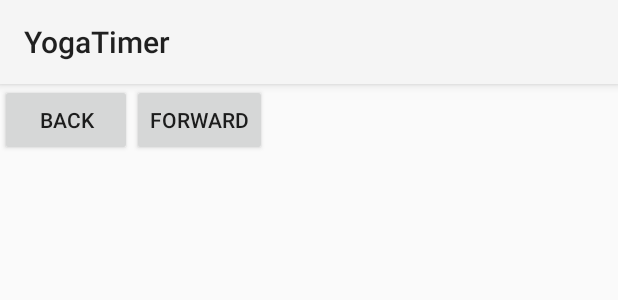
After one commit to gngable/YogaTimer, an Android app: the layout activity_edit_session.xml on its own in the app's theme, with its tools: preview values and no code run, on a phone screen of 412 x 824 dp. The commit adds this screen. Shown: the top 300 px of the screen. Run offline under Robolectric (Android 15) with nearby library versions, the phone set to English and light mode, and no system bars.

Commit message:
worked on the edit session activity

```diff
--- a/YogaTimer/app/src/main/AndroidManifest.xml
+++ b/YogaTimer/app/src/main/AndroidManifest.xml
@@ -25,6 +25,9 @@
                 <category android:name="android.intent.category.LAUNCHER" />
             </intent-filter>
 		</activity>
+		<activity
+			android:name=".EditSessionActivity">
+		</activity>
     </application>
 
 </manifest>
--- a/YogaTimer/app/src/main/java/com/mercangelsoftware/yogatimer/SessionsActivity.java
+++ b/YogaTimer/app/src/main/java/com/mercangelsoftware/yogatimer/SessionsActivity.java
@@ -180,6 +180,8 @@ public class SessionsActivity extends Activity implements SingleLineDialog.Singl
 		for (int i = 0; i < vg.getChildCount(); i++){
 			if (vg.getChildAt(i) instanceof TextView && !(vg.getChildAt(i) instanceof Button)){
 				InfoPop(((TextView)vg.getChildAt(i)).getText().toString());
+				Intent intent = new Intent(this, EditSessionActivity.class);
+				startActivity(intent);
 			}
 		}
 	}
--- /dev/null
+++ b/YogaTimer/app/src/main/res/layout/activity_edit_session.xml
@@ -0,0 +1,25 @@
+<LinearLayout xmlns:android="http://schemas.android.com/apk/res/android"
+    android:layout_width="match_parent"
+    android:layout_height="match_parent"
+    android:orientation="vertical">
+
+	<LinearLayout xmlns:android="http://schemas.android.com/apk/res/android"
+		android:layout_width="match_parent"
+		android:layout_height="wrap_content"
+		android:orientation="horizontal">
+
+		<Button
+			android:layout_width="wrap_content"
+			android:layout_height="wrap_content"
+			android:onClick="backClick"
+			android:text="back"
+		/>
+
+		<Button
+			android:layout_width="wrap_content"
+			android:layout_height="wrap_content"
+			android:onClick="forwardClick"
+			android:text="forward"
+		/>
+	</LinearLayout>
+</LinearLayout>
--- a/YogaTimer/app/src/main/res/layout/list_item_session.xml
+++ b/YogaTimer/app/src/main/res/layout/list_item_session.xml
@@ -1,12 +1,13 @@
 <LinearLayout xmlns:android="http://schemas.android.com/apk/res/android"
-    android:layout_width="wrap_content"
-    android:layout_height="match_parent"
+    android:layout_width="match_parent"
+    android:layout_height="wrap_content"
     android:orientation="horizontal">
 
 	<Button
 		android:id="@+id/list_item_sessionEditButton"
 		android:layout_width="wrap_content"
 		android:layout_height="wrap_content"
+		android:onClick="editClick"
 		android:text="Edit"
 	/>
 
```
Also changed, not shown: YogaTimer/app/src/main/java/com/mercangelsoftware/yogatimer/EditSessionActivity.java (added, +26 -0 lines), 50 other files.
